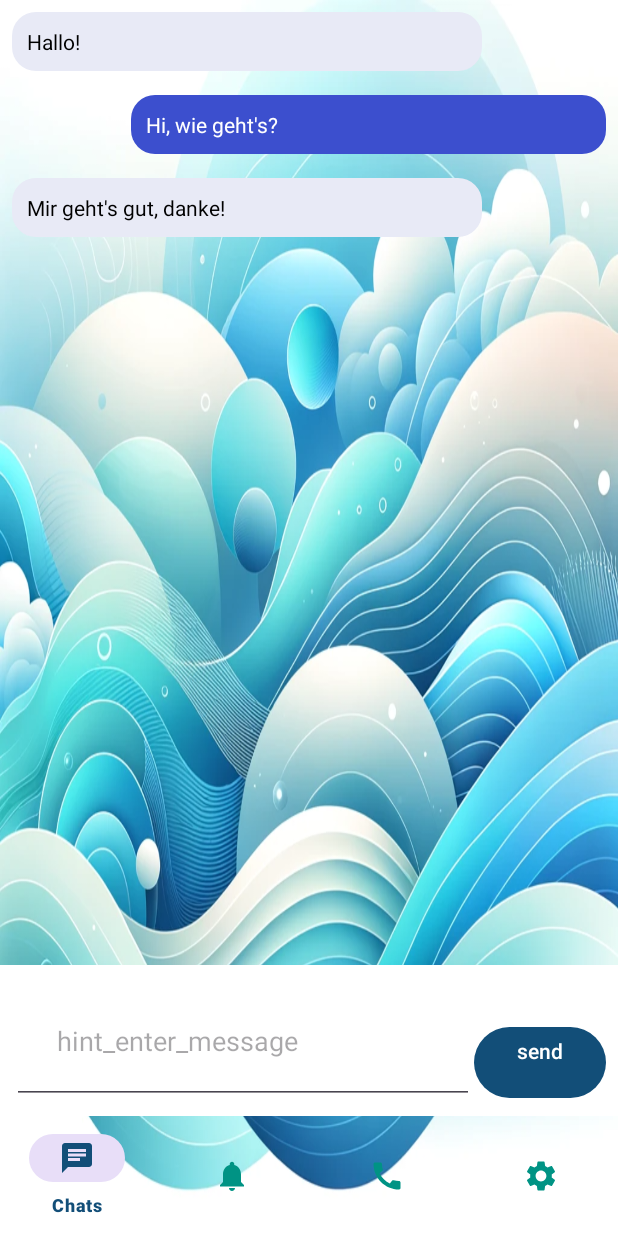
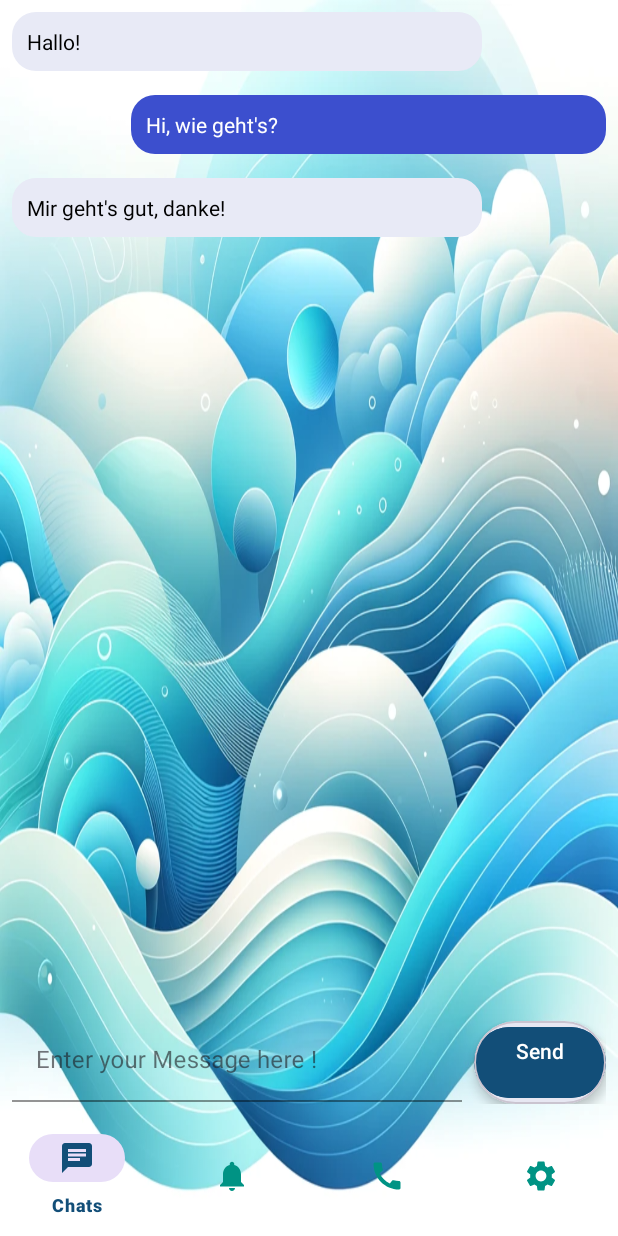
Before and after one commit to AlGSyntax/WhatsSyntax, an Android app: the screen it shows after launch (MainActivity), after a tap on "Emily Johnson", on a phone screen of 412 x 824 dp. Run offline under Robolectric (Android 15) with nearby library versions, the phone set to English and light mode, and no system bars; our stand-ins replace navigation-ui.

Commit message:
fragment_chats_detail.xml  verschönert.

```diff
--- a/app/src/main/res/layout/fragment_chats_detail.xml
+++ b/app/src/main/res/layout/fragment_chats_detail.xml
@@ -1,5 +1,4 @@
-<?xml version="1.0" encoding="utf-8"?>
-<!-- res/layout/fragment_chats_detail.xml -->
+<?xml version="1.0" encoding="utf-8"?><!-- res/layout/fragment_chats_detail.xml -->
 <LinearLayout xmlns:android="http://schemas.android.com/apk/res/android"
     xmlns:app="http://schemas.android.com/apk/res-auto"
     android:layout_width="match_parent"
@@ -12,30 +11,56 @@
         android:layout_height="0dp"
         android:layout_weight="1"
         android:orientation="vertical"
-        app:layoutManager="androidx.recyclerview.widget.LinearLayoutManager"/>
+        app:layoutManager="androidx.recyclerview.widget.LinearLayoutManager" />
 
     <LinearLayout
         android:layout_width="match_parent"
         android:layout_height="wrap_content"
-        android:padding="8dp"
+        android:background="@color/translucentTurquoise"
         android:orientation="horizontal"
-        android:background="@android:color/white">
+        android:padding="8dp">
 
-        <EditText
-            android:id="@+id/edittext_chatbox"
+        <com.google.android.material.textfield.TextInputLayout
+            android:id="@+id/textInputLayout_chatbox"
+            style="@style/Widget.MaterialComponents.TextInputLayout.FilledBox"
             android:layout_width="0dp"
             android:layout_height="wrap_content"
             android:layout_weight="1"
-            android:padding="30dp"
-            android:hint="@string/hint_enter_message"
-            android:inputType="textCapSentences|textMultiLine"/>
+            app:boxBackgroundColor="@color/translucentTurquoise"
+            app:boxCornerRadiusBottomEnd="32dp"
+            app:boxCornerRadiusBottomStart="32dp"
+            app:boxCornerRadiusTopEnd="32dp"
+            app:boxCornerRadiusTopStart="32dp"
+            app:boxStrokeColor="@android:color/white"
+            app:hintTextColor="@android:color/white">
 
-        <Button
-            android:id="@+id/button_chatbox_send"
+            <EditText
+                android:id="@+id/edittext_chatbox"
+                android:layout_width="match_parent"
+                android:layout_height="wrap_content"
+                android:background="@android:color/transparent"
+                android:hint="@string/Enter_your_Message_here"
+                android:inputType="textCapSentences|textMultiLine"
+                android:padding="16dp"
+                android:textColor="#FFFFFF" />
+        </com.google.android.material.textfield.TextInputLayout>
+
+        <com.google.android.material.card.MaterialCardView
             android:layout_width="wrap_content"
             android:layout_height="wrap_content"
-            android:layout_gravity="bottom"
-            android:text="@string/send"/>
+            android:layout_gravity="center_vertical"
+            android:layout_marginStart="8dp"
+            app:cardCornerRadius="32dp"
+            app:cardElevation="4dp">
+
+            <Button
+                android:id="@+id/button_chatbox_send"
+                android:layout_width="wrap_content"
+                android:layout_height="wrap_content"
+                android:backgroundTint="@color/your_custom_color"
+                android:text="@string/send"
+                android:textColor="#FFFFFF" />
+        </com.google.android.material.card.MaterialCardView>
 
     </LinearLayout>
 </LinearLayout>
--- a/app/src/main/res/values/strings.xml
+++ b/app/src/main/res/values/strings.xml
@@ -9,7 +9,7 @@
     <string name="profile_image">profile_image</string>
     <string name="call_status">call_status</string>
     <string name="hint_enter_message">hint_enter_message</string>
-    <string name="send">send\n</string>
+    <string name="send">Send\n</string>
     <string name="profile">profile</string>
     <string name="Name">YourName</string>
     <string name="Number">YourNumber</string>
@@ -17,4 +17,6 @@
     <string name="WhatsSyntax">WhatsSyntax</string>
     <string name="kontaktname">Kontaktname</string>
     <string name="datum_und_uhrzeit">Datum und Uhrzeit</string>
+    <string name="Here_your_Message">Put here your Message</string>
+    <string name="Enter_your_Message_here">"Enter your Message here ! "</string>
 </resources>
```
